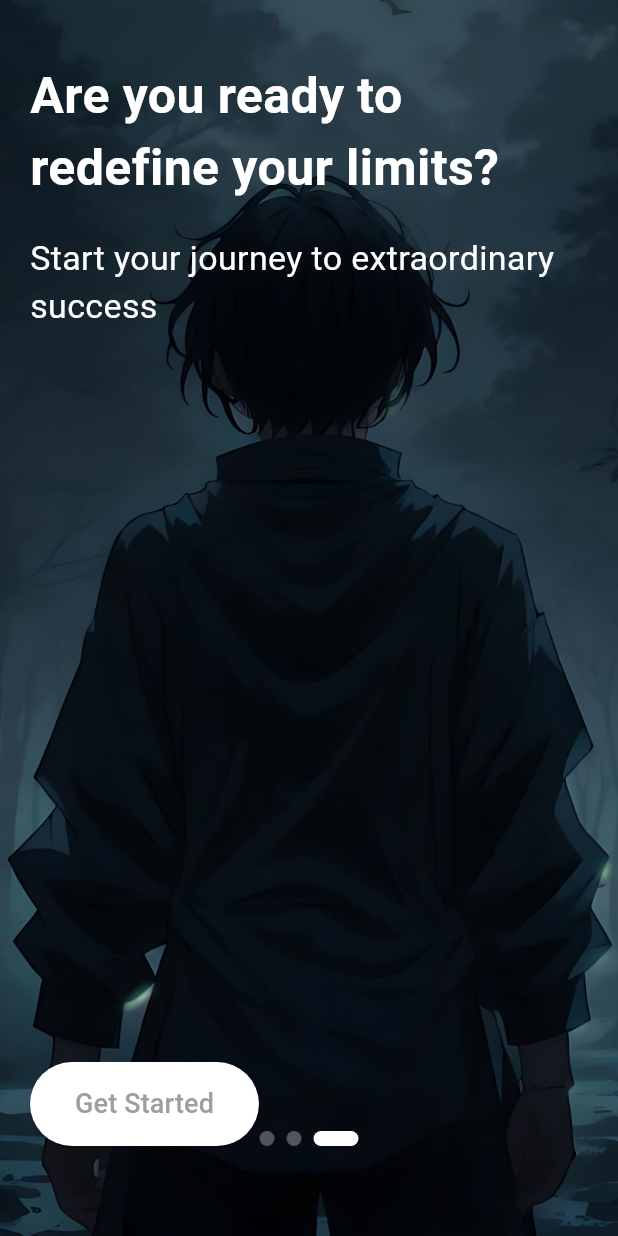
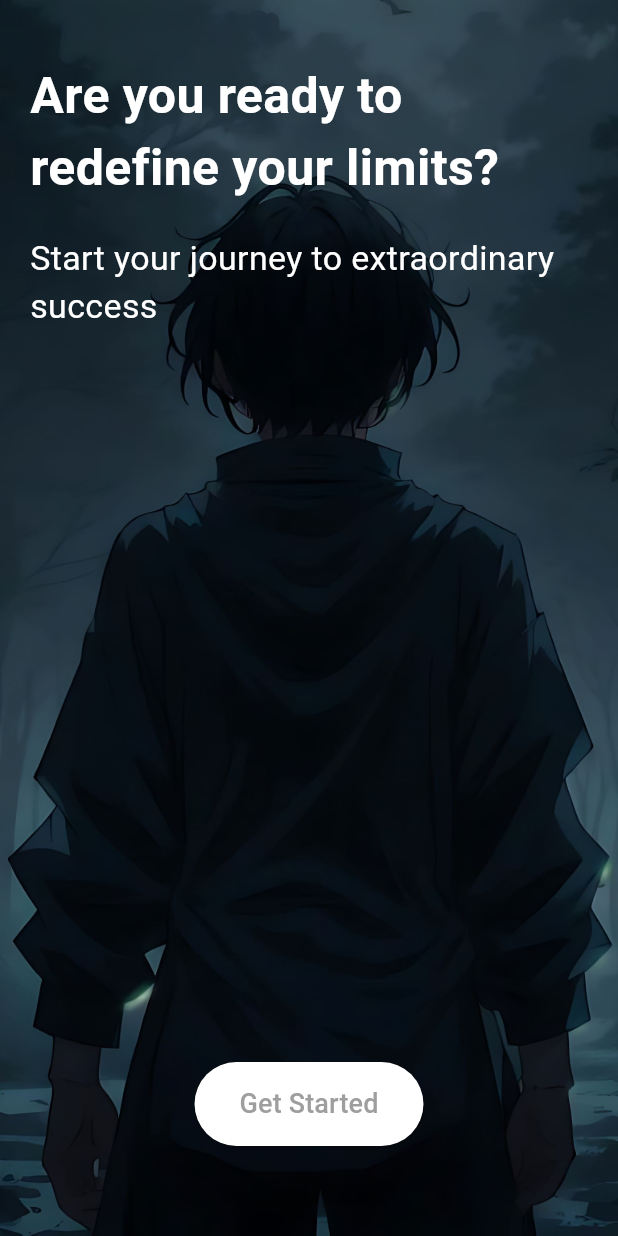
Before and after one commit to qKitNp/samadhan_chat, a Flutter app: the screen it shows after launch, swiped to page 3, on a phone screen of 412 x 824 dp. Run offline on Flutter 3.47's test engine with Material 3 defaults, Android fonts, the phone set to English and light mode, and no system bars; our stand-ins replace bloc, equatable, flutter_bloc, flutter_dotenv, flutter_svg, supabase_flutter; accounts and stored records are empty.

Commit message:
FixedOnboardingScreen/3

```diff
--- a/lib/Views/Starter_Screen/onboarding_screen.dart
+++ b/lib/Views/Starter_Screen/onboarding_screen.dart
@@ -59,6 +59,7 @@ class _OnboardingScreenViewState extends State<OnboardingScreenView> {
             right: 0,
             child: Column(
               children: [
+                if (_currentPage != _pages.length - 1)
                 PageIndicator(
                   currentPage: _currentPage,
                   pageCount: _pages.length,
@@ -150,7 +151,8 @@ Widget _buildPage(OnboardingPage page, {required BuildContext context}) {
             ),
             const Spacer(),
             if (page.isLast)
-              Padding(
+              Center(
+                child: Padding(
                   padding: const EdgeInsets.all(20),
                   child: ElevatedButton(
                     onPressed: () {
@@ -168,6 +170,7 @@ Widget _buildPage(OnboardingPage page, {required BuildContext context}) {
                     ),
                     child: const Text('Get Started',
                         style: TextStyle(fontSize: 18)),
+                  ),
                 ),
               ),
             const SizedBox(height: 40),
--- a/lib/main.dart
+++ b/lib/main.dart
@@ -1,10 +1,6 @@
 import 'package:flutter/material.dart';
 import 'package:flutter_bloc/flutter_bloc.dart';
 import 'package:flutter_dotenv/flutter_dotenv.dart';
-// import 'package:samadhan_chat/Auth/Bloc/auth_bloc.dart';
-// import 'package:samadhan_chat/Auth/Bloc/auth_event.dart';
-// import 'package:samadhan_chat/Auth/Bloc/auth_state.dart';
-// import 'package:samadhan_chat/Auth/supabase_authProvider.dart';
 import 'package:samadhan_chat/Views/Home/home_page.dart';
 import 'package:samadhan_chat/Views/Starter_Screen/email_verification.dart';
 import 'package:samadhan_chat/Views/Starter_Screen/forgot_password_view.dart';
```
Also changed, not shown: lib/Views/Starter_Screen/email_verification.dart (+0 -9 lines), pubspec.lock. Lines whose indentation alone changed are shown as unchanged.
